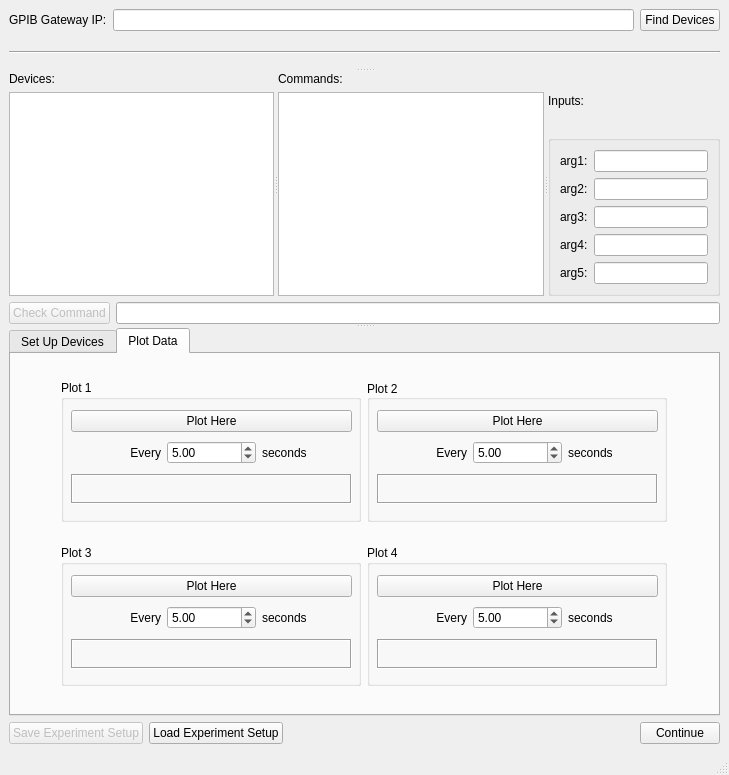
Qt form GUIfiles/DeviceControlInterface.ui (doctoboggan/DeathRay) before a commit.
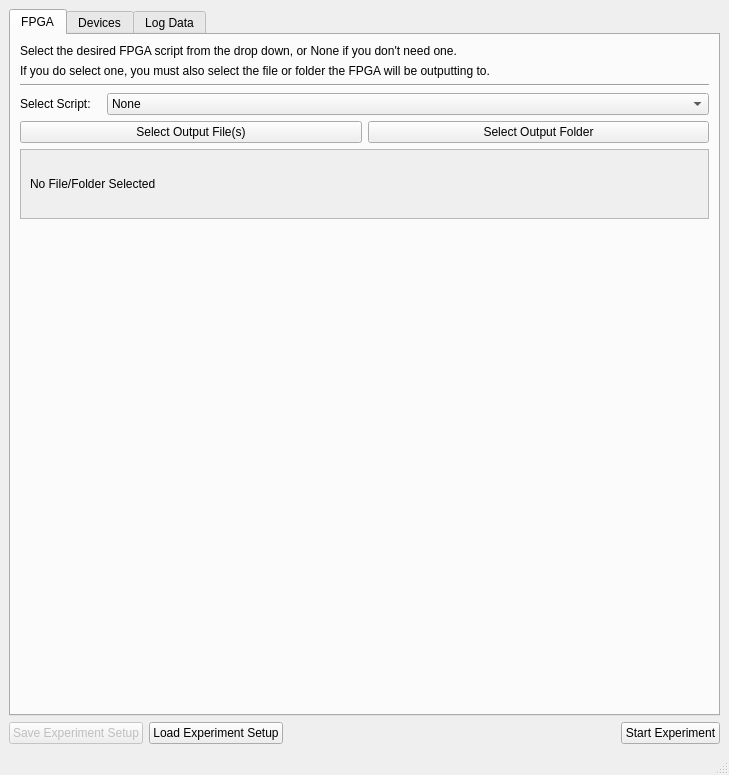
The same form after that commit. The open tabs and pages were chosen to show the change.

Diff of the .ui file:
```diff
--- a/GUIfiles/DeviceControlInterface.ui
+++ b/GUIfiles/DeviceControlInterface.ui
@@ -17,6 +17,152 @@
    <string>MainWindow</string>
   </property>
   <widget class="QWidget" name="centralwidget">
+   <layout class="QVBoxLayout" name="verticalLayout_12">
+    <item>
+     <widget class="QTabWidget" name="tabWidgetMain">
+      <property name="tabPosition">
+       <enum>QTabWidget::North</enum>
+      </property>
+      <property name="tabShape">
+       <enum>QTabWidget::Rounded</enum>
+      </property>
+      <property name="currentIndex">
+       <number>0</number>
+      </property>
+      <property name="elideMode">
+       <enum>Qt::ElideRight</enum>
+      </property>
+      <widget class="QWidget" name="tab_7">
+       <attribute name="title">
+        <string>FPGA</string>
+       </attribute>
+       <layout class="QVBoxLayout" name="verticalLayout_16">
+        <item>
+         <layout class="QVBoxLayout" name="verticalLayout_13">
+          <item>
+           <widget class="QLabel" name="label_15">
+            <property name="text">
+             <string>Select the desired FPGA script from the drop down, or None if you don't need one.</string>
+            </property>
+           </widget>
+          </item>
+          <item>
+           <widget class="QLabel" name="label_16">
+            <property name="text">
+             <string>If you do select one, you must also select the file or folder the FPGA will be outputting to.</string>
+            </property>
+           </widget>
+          </item>
+         </layout>
+        </item>
+        <item>
+         <widget class="Line" name="line_2">
+          <property name="orientation">
+           <enum>Qt::Horizontal</enum>
+          </property>
+         </widget>
+        </item>
+        <item>
+         <layout class="QHBoxLayout" name="horizontalLayout_17">
+          <item>
+           <widget class="QLabel" name="label_19">
+            <property name="maximumSize">
+             <size>
+              <width>81</width>
+              <height>16777215</height>
+             </size>
+            </property>
+            <property name="text">
+             <string>Select Script:</string>
+            </property>
+           </widget>
+          </item>
+          <item>
+           <widget class="QComboBox" name="comboBoxFPGA">
+            <item>
+             <property name="text">
+              <string>None</string>
+             </property>
+            </item>
+           </widget>
+          </item>
+         </layout>
+        </item>
+        <item>
+         <layout class="QHBoxLayout" name="horizontalLayout_15">
+          <item>
+           <widget class="QPushButton" name="pushButtonSelectFile">
+            <property name="text">
+             <string>Select Output File(s)</string>
+            </property>
+           </widget>
+          </item>
+          <item>
+           <widget class="QPushButton" name="pushButtonSelectFolder">
+            <property name="text">
+             <string>Select Output Folder</string>
+            </property>
+           </widget>
+          </item>
+         </layout>
+        </item>
+        <item>
+         <widget class="QScrollArea" name="scrollArea">
+          <property name="sizePolicy">
+           <sizepolicy hsizetype="Expanding" vsizetype="Maximum">
+            <horstretch>0</horstretch>
+            <verstretch>0</verstretch>
+           </sizepolicy>
+          </property>
+          <property name="maximumSize">
+           <size>
+            <width>16777215</width>
+            <height>16777215</height>
+           </size>
+          </property>
+          <property name="widgetResizable">
+           <bool>true</bool>
+          </property>
+          <widget class="QWidget" name="scrollAreaWidgetContents">
+           <property name="geometry">
+            <rect>
+             <x>0</x>
+             <y>0</y>
+             <width>657</width>
+             <height>76</height>
+            </rect>
+           </property>
+           <layout class="QVBoxLayout" name="verticalLayout_14">
+            <item>
+             <widget class="QLabel" name="labelFPGALocation">
+              <property name="text">
+               <string>No File/Folder Selected</string>
+              </property>
+             </widget>
+            </item>
+           </layout>
+          </widget>
+         </widget>
+        </item>
+        <item>
+         <spacer name="verticalSpacer_2">
+          <property name="orientation">
+           <enum>Qt::Vertical</enum>
+          </property>
+          <property name="sizeHint" stdset="0">
+           <size>
+            <width>20</width>
+            <height>369</height>
+           </size>
+          </property>
+         </spacer>
+        </item>
+       </layout>
+      </widget>
+      <widget class="QWidget" name="tab_3">
+       <attribute name="title">
+        <string>Devices</string>
+       </attribute>
    <layout class="QVBoxLayout" name="verticalLayout_11">
     <item>
      <layout class="QHBoxLayout" name="horizontalLayout_3">
@@ -57,14 +203,14 @@
          <enum>Qt::Horizontal</enum>
         </property>
        </widget>
-       <widget class="QWidget" name="layoutWidget">
+           <widget class="QWidget" name="layoutWidget_2">
         <layout class="QVBoxLayout" name="verticalLayout_5">
          <item>
           <widget class="QSplitter" name="splitter">
            <property name="orientation">
             <enum>Qt::Horizontal</enum>
            </property>
-           <widget class="QWidget" name="layoutWidget">
+               <widget class="QWidget" name="layoutWidget_3">
             <layout class="QVBoxLayout" name="verticalLayout_2">
              <item>
               <widget class="QLabel" name="label_2">
@@ -78,7 +224,7 @@
              </item>
             </layout>
            </widget>
-           <widget class="QWidget" name="layoutWidget">
+               <widget class="QWidget" name="layoutWidget_4">
             <layout class="QVBoxLayout" name="verticalLayout_3">
              <item>
               <widget class="QLabel" name="label_3">
@@ -92,7 +238,7 @@
              </item>
             </layout>
            </widget>
-           <widget class="QWidget" name="layoutWidget">
+               <widget class="QWidget" name="layoutWidget_5">
             <layout class="QVBoxLayout" name="verticalLayoutArguments">
              <item>
               <widget class="QLabel" name="label_4">
@@ -393,7 +539,7 @@
              <property name="title">
               <string>Plot 1</string>
              </property>
-             <widget class="QWidget" name="layoutWidget">
+                 <widget class="QWidget" name="layoutWidget_6">
               <property name="geometry">
                <rect>
                 <x>10</x>
@@ -490,7 +636,7 @@
              <property name="flat">
               <bool>false</bool>
              </property>
-             <widget class="QWidget" name="layoutWidget_2">
+                 <widget class="QWidget" name="layoutWidget_7">
               <property name="geometry">
                <rect>
                 <x>10</x>
@@ -578,7 +724,7 @@
              <property name="title">
               <string>Plot 4</string>
              </property>
-             <widget class="QWidget" name="layoutWidget_4">
+                 <widget class="QWidget" name="layoutWidget_8">
               <property name="geometry">
                <rect>
                 <x>10</x>
@@ -666,7 +812,7 @@
              <property name="title">
               <string>Plot 3</string>
              </property>
-             <widget class="QWidget" name="layoutWidget_3">
+                 <widget class="QWidget" name="layoutWidget_9">
               <property name="geometry">
                <rect>
                 <x>10</x>
@@ -741,6 +887,74 @@
       </widget>
      </widget>
     </item>
+       </layout>
+      </widget>
+      <widget class="QWidget" name="tab_4">
+       <attribute name="title">
+        <string>Log Data</string>
+       </attribute>
+       <layout class="QVBoxLayout" name="verticalLayout_15">
+        <item>
+         <widget class="QCheckBox" name="checkBoxLogData">
+          <property name="text">
+           <string>Save Log File?</string>
+          </property>
+          <property name="tristate">
+           <bool>false</bool>
+          </property>
+         </widget>
+        </item>
+        <item>
+         <layout class="QHBoxLayout" name="horizontalLayout_16">
+          <item>
+           <widget class="QPushButton" name="pushButtonLogLocation">
+            <property name="enabled">
+             <bool>false</bool>
+            </property>
+            <property name="text">
+             <string>Select Location</string>
+            </property>
+           </widget>
+          </item>
+          <item>
+           <spacer name="horizontalSpacer_2">
+            <property name="orientation">
+             <enum>Qt::Horizontal</enum>
+            </property>
+            <property name="sizeHint" stdset="0">
+             <size>
+              <width>40</width>
+              <height>20</height>
+             </size>
+            </property>
+           </spacer>
+          </item>
+         </layout>
+        </item>
+        <item>
+         <widget class="QLabel" name="labelLocationSelected">
+          <property name="text">
+           <string>No File Selected</string>
+          </property>
+         </widget>
+        </item>
+        <item>
+         <spacer name="verticalSpacer_3">
+          <property name="orientation">
+           <enum>Qt::Vertical</enum>
+          </property>
+          <property name="sizeHint" stdset="0">
+           <size>
+            <width>20</width>
+            <height>513</height>
+           </size>
+          </property>
+         </spacer>
+        </item>
+       </layout>
+      </widget>
+     </widget>
+    </item>
     <item>
      <layout class="QHBoxLayout" name="horizontalLayout_14">
       <item>
@@ -779,7 +993,7 @@
          <bool>true</bool>
         </property>
         <property name="text">
-         <string>Continue</string>
+         <string>Start Experiment</string>
         </property>
        </widget>
       </item>
```
Left out of the diff: 6 changed lines with no effect on the pictures. Lines whose indentation alone changed are shown as unchanged.
